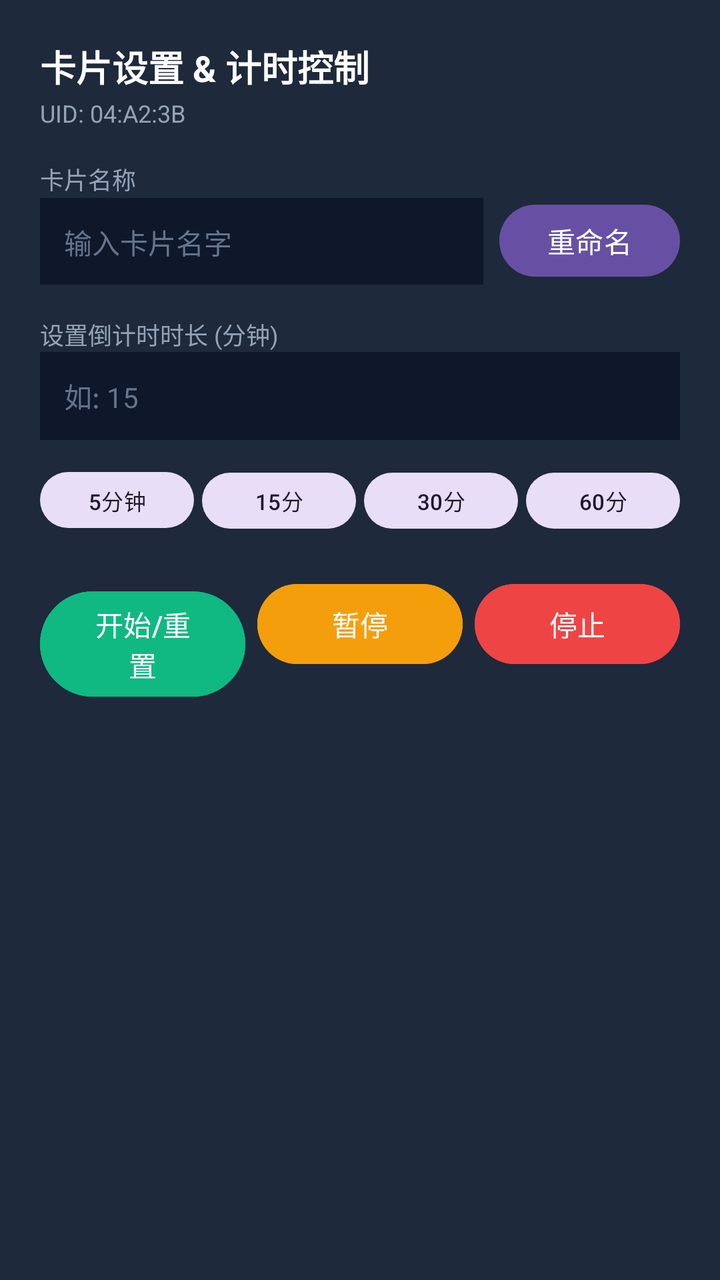
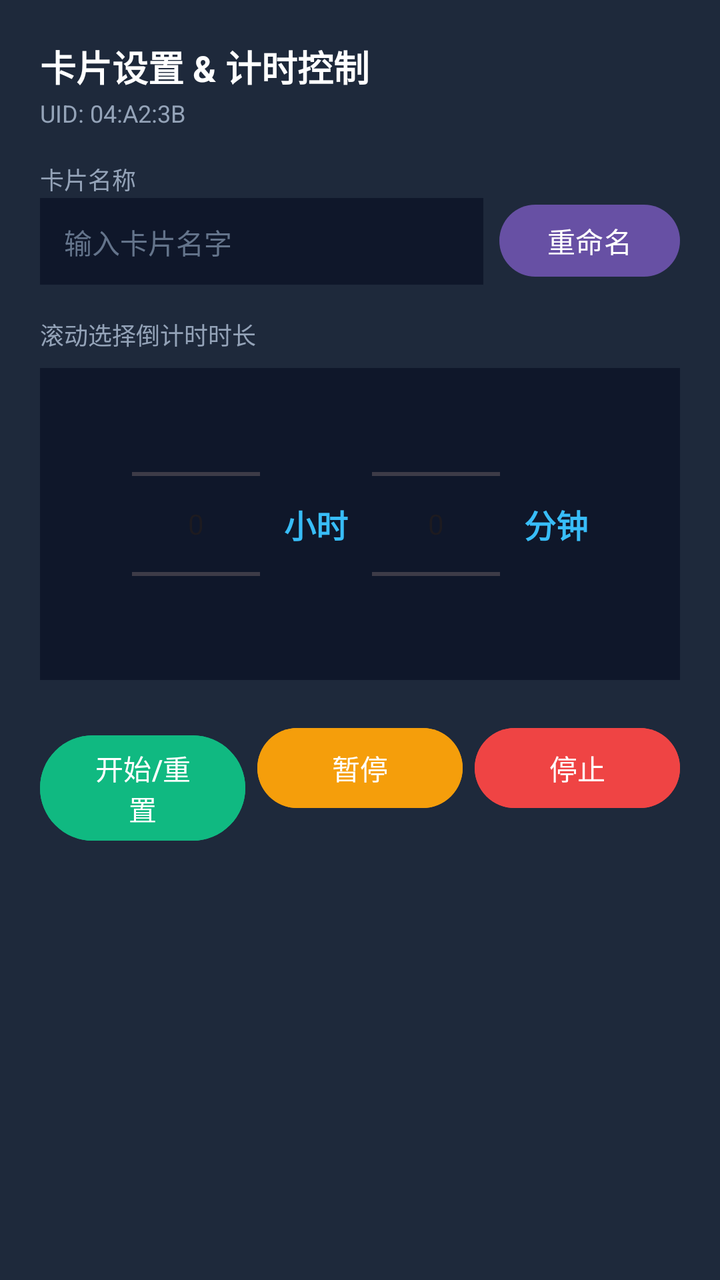

Screens rendered from an Android XML layout before and after an edit, with the pre-edit source and the edit as a unified diff.
<!-- AndroidManifest.xml: application theme Theme.Material3.DayNight.NoActionBar -->
<!-- res/layout/dialog_card_control.xml -->
<?xml version="1.0" encoding="utf-8"?>
<LinearLayout xmlns:android="http://schemas.android.com/apk/res/android"
    android:layout_width="match_parent"
    android:layout_height="wrap_content"
    android:background="#1E293B"
    android:orientation="vertical"
    android:padding="20dp">

    <TextView
        android:id="@+id/dialogTitle"
        android:layout_width="wrap_content"
        android:layout_height="wrap_content"
        android:text="卡片设置 &amp; 计时控制"
        android:textColor="#FFFFFF"
        android:textSize="18sp"
        android:textStyle="bold" />

    <TextView
        android:id="@+id/dialogCardUid"
        android:layout_width="wrap_content"
        android:layout_height="wrap_content"
        android:layout_marginTop="2dp"
        android:layout_marginBottom="16dp"
        android:text="UID: 04:A2:3B"
        android:textColor="#94A3B8"
        android:textSize="12sp" />

    
    <TextView
        android:layout_width="wrap_content"
        android:layout_height="wrap_content"
        android:text="卡片名称"
        android:textColor="#94A3B8"
        android:textSize="12sp" />

    <LinearLayout
        android:layout_width="match_parent"
        android:layout_height="wrap_content"
        android:layout_marginBottom="16dp"
        android:orientation="horizontal">

        <EditText
            android:id="@+id/etCardName"
            android:layout_width="0dp"
            android:layout_height="44dp"
            android:layout_weight="1"
            android:background="#0F172A"
            android:hint="输入卡片名字"
            android:paddingHorizontal="12dp"
            android:textColor="#FFFFFF"
            android:textColorHint="#64748B"
            android:textSize="14sp" />

        <Button
            android:id="@+id/btnRename"
            android:layout_width="wrap_content"
            android:layout_height="44dp"
            android:layout_marginStart="8dp"
            android:text="重命名" />
    </LinearLayout>

    
    <TextView
        android:layout_width="wrap_content"
        android:layout_height="wrap_content"
        android:text="设置倒计时时长 (分钟)"
        android:textColor="#94A3B8"
        android:textSize="12sp" />

    <LinearLayout
        android:layout_width="match_parent"
        android:layout_height="wrap_content"
        android:layout_marginBottom="12dp"
        android:orientation="horizontal">

        <EditText
            android:id="@+id/etDurationMinutes"
            android:layout_width="0dp"
            android:layout_height="44dp"
            android:layout_weight="1"
            android:background="#0F172A"
            android:hint="如: 15"
            android:inputType="number"
            android:paddingHorizontal="12dp"
            android:textColor="#FFFFFF"
            android:textColorHint="#64748B"
            android:textSize="14sp" />
    </LinearLayout>

    
    <LinearLayout
        android:layout_width="match_parent"
        android:layout_height="wrap_content"
        android:layout_marginBottom="20dp"
        android:orientation="horizontal">

        <Button
            android:id="@+id/btnPreset5"
            style="@style/Widget.Material3.Button.TonalButton"
            android:layout_width="0dp"
            android:layout_height="36dp"
            android:layout_weight="1"
            android:text="5分钟"
            android:textSize="11sp" />

        <Button
            android:id="@+id/btnPreset15"
            style="@style/Widget.Material3.Button.TonalButton"
            android:layout_width="0dp"
            android:layout_height="36dp"
            android:layout_weight="1"
            android:layout_marginStart="4dp"
            android:text="15分钟"
            android:textSize="11sp" />

        <Button
            android:id="@+id/btnPreset30"
            style="@style/Widget.Material3.Button.TonalButton"
            android:layout_width="0dp"
            android:layout_height="36dp"
            android:layout_weight="1"
            android:layout_marginStart="4dp"
            android:text="30分钟"
            android:textSize="11sp" />

        <Button
            android:id="@+id/btnPreset60"
            style="@style/Widget.Material3.Button.TonalButton"
            android:layout_width="0dp"
            android:layout_height="36dp"
            android:layout_weight="1"
            android:layout_marginStart="4dp"
            android:text="60分钟"
            android:textSize="11sp" />
    </LinearLayout>

    
    <LinearLayout
        android:layout_width="match_parent"
        android:layout_height="wrap_content"
        android:orientation="horizontal">

        <Button
            android:id="@+id/btnStart"
            android:layout_width="0dp"
            android:layout_height="wrap_content"
            android:layout_weight="1"
            android:backgroundTint="#10B981"
            android:text="开始/重置" />

        <Button
            android:id="@+id/btnPause"
            android:layout_width="0dp"
            android:layout_height="wrap_content"
            android:layout_weight="1"
            android:layout_marginStart="6dp"
            android:backgroundTint="#F59E0B"
            android:text="暂停" />

        <Button
            android:id="@+id/btnStop"
            android:layout_width="0dp"
            android:layout_height="wrap_content"
            android:layout_weight="1"
            android:layout_marginStart="6dp"
            android:backgroundTint="#EF4444"
            android:text="停止" />
    </LinearLayout>

</LinearLayout>
<!-- resources referenced by this layout -->
<resources>

</resources>

<!-- the commit's change to res/layout/dialog_card_control.xml (unified diff, before → after) -->
@@ -63,75 +63,47 @@
     <TextView
         android:layout_width="wrap_content"
         android:layout_height="wrap_content"
-        android:text="设置倒计时时长 (分钟)"
+        android:layout_marginBottom="8dp"
+        android:text="滚动选择倒计时时长"
         android:textColor="#94A3B8"
         android:textSize="12sp" />
 
     <LinearLayout
         android:layout_width="match_parent"
         android:layout_height="wrap_content"
-        android:layout_marginBottom="12dp"
-        android:orientation="horizontal">
+        android:layout_marginBottom="20dp"
+        android:gravity="center"
+        android:orientation="horizontal"
+        android:background="#0F172A"
+        android:padding="8dp">
 
-        <EditText
-            android:id="@+id/etDurationMinutes"
-            android:layout_width="0dp"
-            android:layout_height="44dp"
-            android:layout_weight="1"
-            android:background="#0F172A"
-            android:hint="如: 15"
-            android:inputType="number"
-            android:paddingHorizontal="12dp"
-            android:textColor="#FFFFFF"
-            android:textColorHint="#64748B"
-            android:textSize="14sp" />
-    </LinearLayout>
+        <NumberPicker
+            android:id="@+id/npHours"
+            android:layout_width="wrap_content"
+            android:layout_height="140dp" />
 
-    
-    <LinearLayout
-        android:layout_width="match_parent"
-        android:layout_height="wrap_content"
-        android:layout_marginBottom="20dp"
-        android:orientation="horizontal">
+        <TextView
+            android:layout_width="wrap_content"
+            android:layout_height="wrap_content"
+            android:layout_marginHorizontal="12dp"
+            android:text="小时"
+            android:textColor="#38BDF8"
+            android:textSize="16sp"
+            android:textStyle="bold" />
 
-        <Button
-            android:id="@+id/btnPreset5"
-            style="@style/Widget.Material3.Button.TonalButton"
-            android:layout_width="0dp"
-            android:layout_height="36dp"
-            android:layout_weight="1"
-            android:text="5分钟"
-            android:textSize="11sp" />
+        <NumberPicker
+            android:id="@+id/npMinutes"
+            android:layout_width="wrap_content"
+            android:layout_height="140dp" />
 
-        <Button
-            android:id="@+id/btnPreset15"
-            style="@style/Widget.Material3.Button.TonalButton"
-            android:layout_width="0dp"
-            android:layout_height="36dp"
-            android:layout_weight="1"
-            android:layout_marginStart="4dp"
-            android:text="15分钟"
-            android:textSize="11sp" />
-
-        <Button
-            android:id="@+id/btnPreset30"
-            style="@style/Widget.Material3.Button.TonalButton"
-            android:layout_width="0dp"
-            android:layout_height="36dp"
-            android:layout_weight="1"
-            android:layout_marginStart="4dp"
-            android:text="30分钟"
-            android:textSize="11sp" />
-
-        <Button
-            android:id="@+id/btnPreset60"
-            style="@style/Widget.Material3.Button.TonalButton"
-            android:layout_width="0dp"
-            android:layout_height="36dp"
-            android:layout_weight="1"
-            android:layout_marginStart="4dp"
-            android:text="60分钟"
-            android:textSize="11sp" />
+        <TextView
+            android:layout_width="wrap_content"
+            android:layout_height="wrap_content"
+            android:layout_marginStart="12dp"
+            android:text="分钟"
+            android:textColor="#38BDF8"
+            android:textSize="16sp"
+            android:textStyle="bold" />
     </LinearLayout>
 
     
